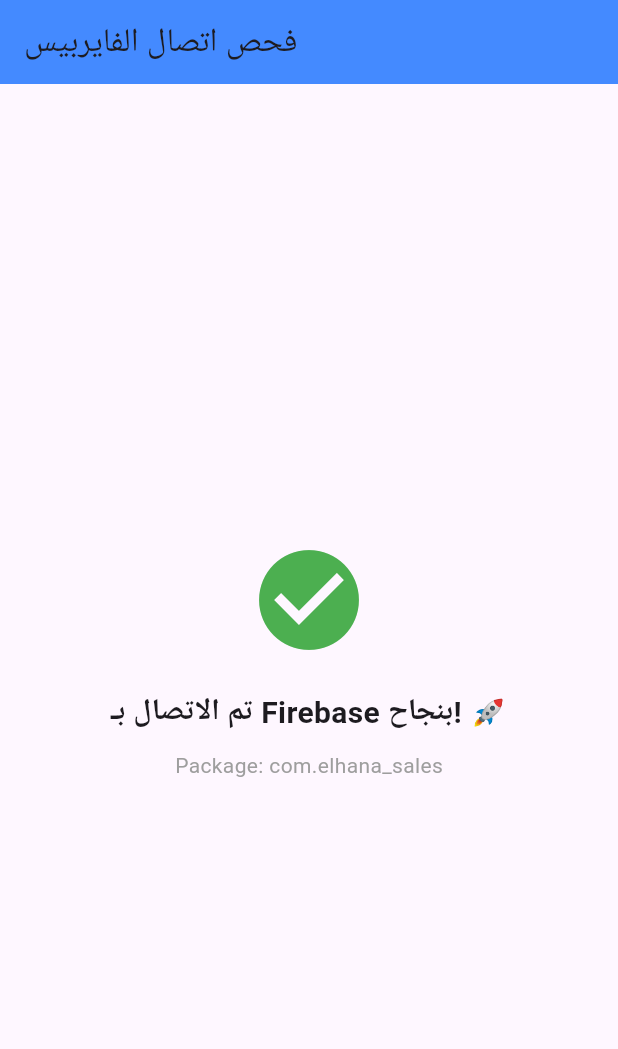
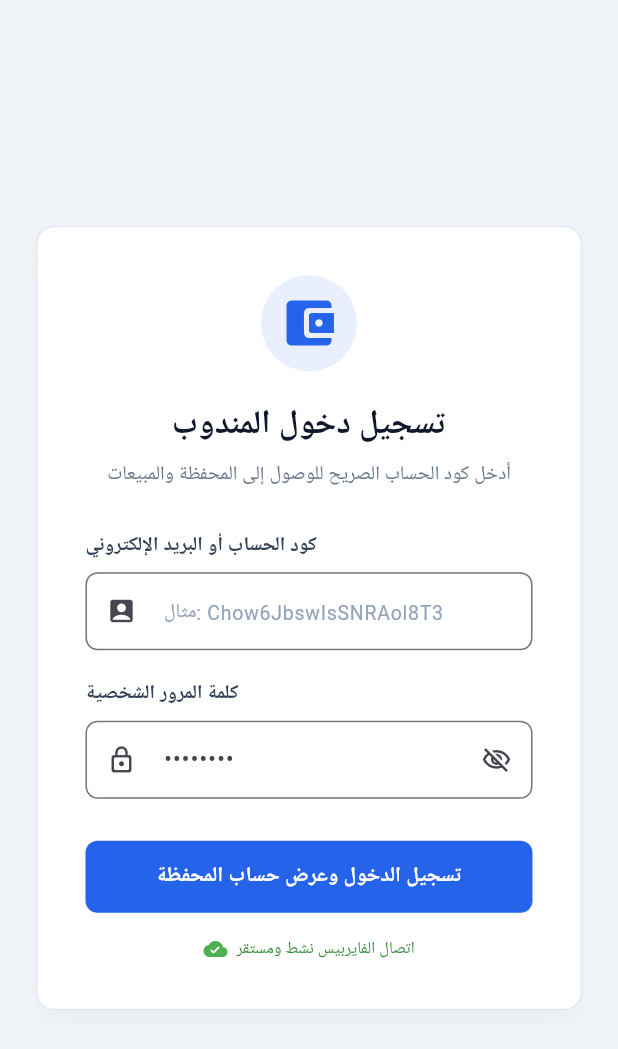
Before and after one commit to aksab256/elhana_sales_app, a Flutter app: the screen it shows after launch, on a phone screen of 412 x 824 dp. Shown: the top 1049 px of the screen. Run offline on Flutter 3.47's test engine with Material 3 defaults, Android fonts, the light colour scheme and no system bars; our stand-ins replace cloud_firestore, firebase_core; accounts and stored records are empty; Roboto replaces fonts that are missing (Segoe UI).

Commit message:
Fixing login layout and updating main

```diff
--- /dev/null
+++ b/lib/auth/login.dart
@@ -0,0 +1,426 @@
+import 'package:flutter/material.dart';
+import 'package:cloud_firestore/cloud_firestore.dart';
+
+class LoginPage extends StatefulWidget {
+  final bool isFirebaseReady;
+  const LoginPage({super.key, required this.isFirebaseReady});
+
+  @override
+  State<LoginPage> createState() => _LoginPageState();
+}
+
+class _LoginPageState extends State<LoginPage> {
+  final _formKey = GlobalKey<FormState>();
+
+  final TextEditingController _identifierController = TextEditingController();
+  final TextEditingController _passwordController = TextEditingController();
+
+  bool _isLoading = false;
+  bool _obscurePassword = true;
+
+  void _handleLogin() async {
+    if (!widget.isFirebaseReady) {
+      ScaffoldMessenger.of(context).showSnackBar(
+        const SnackBar(
+          content: Text('خطأ: الفايربيس غير متصل حالياً، يرجى التحقق من الملفات والاتصال أولاً.'),
+          backgroundColor: Colors.red,
+        ),
+      );
+      return;
+    }
+
+    if (!_formKey.currentState!.validate()) return;
+
+    setState(() {
+      _isLoading = true;
+    });
+
+    final String userInput = _identifierController.text.trim();
+
+    try {
+      DocumentSnapshot? empDoc;
+
+      // 1. البحث الصريح عن طريق كود المستند (Document ID)
+      final docRef = FirebaseFirestore.instance.collection('employees').doc(userInput);
+      final docSnap = await docRef.get();
+
+      if (docSnap.exists) {
+        empDoc = docSnap;
+      } else {
+        // 2. البحث عبر البريد الإلكتروني (email) كبديل مرن
+        final querySnap = await FirebaseFirestore.instance
+            .collection('employees')
+            .where('email', isEqualTo: userInput)
+            .limit(1)
+            .get();
+
+        if (querySnap.docs.isNotEmpty) {
+          empDoc = querySnap.docs.first;
+        }
+      }
+
+      if (empDoc == null || !empDoc.exists) {
+        throw 'عذراً، لم يتم العثور على موظف مسجل بهذه البيانات.';
+      }
+
+      final empData = empDoc.data() as Map<String, dynamic>;
+
+      final bool isActive = empData['isActive'] ?? empData['is_active'] ?? false;
+      if (!isActive) {
+        throw 'هذا الحساب موقوف حالياً، يرجى مراجعة الإدارة.';
+      }
+
+      final String role = empData['role'] ?? '';
+
+      if (role == 'salesAgent' || role == 'factoryManager') {
+        final String employeeName = empData['name'] ?? 'موظف مبيعات';
+
+        if (mounted) {
+          ScaffoldMessenger.of(context).showSnackBar(
+            SnackBar(
+              content: Text('مرحباً بك يا $employeeName. تم تسجيل الدخول بنجاح.'),
+              backgroundColor: const Color(0xFF10B981),
+            ),
+          );
+
+          Navigator.pushReplacement(
+            context,
+            MaterialPageRoute(
+              builder: (context) => DriverDashboardPage(
+                employeeId: empDoc!.id,
+                employeeData: empData,
+              ),
+            ),
+          );
+        }
+      } else {
+        throw 'عذراً، هذا التطبيق مخصص فقط لمندوبي المبيعات وإدارة التشغيل الفني.';
+      }
+
+    } catch (e) {
+      if (mounted) {
+        ScaffoldMessenger.of(context).showSnackBar(
+          SnackBar(
+            content: Text(e.toString()),
+            backgroundColor: const Color(0xFFEF4444),
+          ),
+        );
+      }
+    } finally {
+      if (mounted) {
+        setState(() {
+          _isLoading = false;
+        });
+      }
+    }
+  }
+
+  @override
+  Widget build(BuildContext context) {
+    return Scaffold(
+      backgroundColor: const Color(0xFFF1F5F9),
+      body: Center(
+        child: Container(
+          constraints: const BoxConstraints(maxWidth: 500),
+          margin: const EdgeInsets.all(24),
+          padding: const EdgeInsets.all(32),
+          decoration: BoxDecoration(
+            color: Colors.white,
+            borderRadius: BorderRadius.circular(12),
+            border: Border.all(color: const Color(0xFFE2E8F0)),
+            boxShadow: [
+              BoxShadow(
+                color: Colors.black.withOpacity(0.03),
+                blurRadius: 15,
+                offset: const Offset(0, 8),
+              )
+            ],
+          ),
+          child: SingleChildScrollView(
+            child: Form(
+              key: _formKey,
+              child: Column(
+                mainAxisSize: MainAxisSize.min,
+                crossAxisAlignment: CrossAxisAlignment.start,
+                children: [
+                  Center(
+                    child: Container(
+                      padding: const EdgeInsets.all(12),
+                      decoration: BoxDecoration(
+                        color: const Color(0xFF2563EB).withOpacity(0.1),
+                        shape: BoxShape.circle,
+                      ),
+                      child: const Icon(Icons.account_balance_wallet_rounded, color: Color(0xFF2563EB), size: 40),
+                    ),
+                  ),
+                  const SizedBox(height: 20),
+                  const Center(
+                    child: Text(
+                      'تسجيل دخول المندوب',
+                      style: TextStyle(fontSize: 22, fontWeight: FontWeight.w800, color: Color(0xFF0F172A)),
+                    ),
+                  ),
+                  const SizedBox(height: 8),
+                  const Center(
+                    child: Text(
+                      'أدخل كود الحساب الصريح للوصول إلى المحفظة والمبيعات',
+                      style: TextStyle(fontSize: 13, color: Color(0xFF64748B)),
+                      textAlign: TextAlign.center, // تم تعديلها هنا وإصلاح الخطأ تماماً
+                    ),
+                  ),
+                  const SizedBox(height: 28),
+
+                  const Text(
+                    'كود الحساب أو البريد الإلكتروني',
+                    style: TextStyle(fontSize: 13, fontWeight: FontWeight.w600, color: Color(0xFF334155)),
+                  ),
+                  const SizedBox(height: 8),
+                  TextFormField(
+                    controller: _identifierController,
+                    textDirection: TextDirection.ltr,
+                    decoration: InputDecoration(
+                      hintText: 'مثال: Chow6JbswIsSNRAol8T3',
+                      hintStyle: const TextStyle(fontSize: 13, color: Color(0xFF94A3B8)),
+                      prefixIcon: const Icon(Icons.account_box_rounded, size: 20),
+                      border: OutlineInputBorder(borderRadius: BorderRadius.circular(8)),
+                      contentPadding: const EdgeInsets.symmetric(horizontal: 14, vertical: 14),
+                    ),
+                    validator: (value) {
+                      if (value == null || value.trim().isEmpty) {
+                        return 'يرجى إدخال كود الحساب أو البريد الإلكتروني المعتمد.';
+                      }
+                      return null;
+                    },
+                  ),
+                  const SizedBox(height: 20),
+
+                  const Text(
+                    'كلمة المرور الشخصية',
+                    style: TextStyle(fontSize: 13, fontWeight: FontWeight.w600, color: Color(0xFF334155)),
+                  ),
+                  const SizedBox(height: 8),
+                  TextFormField(
+                    controller: _passwordController,
+                    obscureText: _obscurePassword,
+                    textDirection: TextDirection.ltr,
+                    decoration: InputDecoration(
+                      hintText: '••••••••',
+                      prefixIcon: const Icon(Icons.lock_outline_rounded, size: 20),
+                      suffixIcon: IconButton(
+                        onPressed: () {
+                          setState(() {
+                            _obscurePassword = !_obscurePassword;
+                          });
+                        },
+                        icon: Icon(_obscurePassword ? Icons.visibility_off_outlined : Icons.visibility_outlined, size: 20),
+                      ),
+                      border: OutlineInputBorder(borderRadius: BorderRadius.circular(8)),
+                      contentPadding: const EdgeInsets.symmetric(horizontal: 14, vertical: 14),
+                    ),
+                    validator: (value) {
+                      if (value == null || value.isEmpty) {
+                        return 'يرجى إدخال كلمة المرور الخاصة بك.';
+                      }
+                      return null;
+                    },
+                  ),
+                  const SizedBox(height: 28),
+
+                  SizedBox(
+                    width: double.infinity,
+                    height: 48,
+                    child: ElevatedButton(
+                      onPressed: _isLoading ? null : _handleLogin,
+                      style: ElevatedButton.styleFrom(
+                        backgroundColor: const Color(0xFF2563EB),
+                        shape: RoundedRectangleBorder(borderRadius: BorderRadius.circular(8)),
+                        elevation: 0,
+                      ),
+                      child: _isLoading
+                          ? const CircularProgressIndicator(color: Colors.white)
+                          : const Text(
+                              'تسجيل الدخول وعرض حساب المحفظة',
+                              style: TextStyle(color: Colors.white, fontWeight: FontWeight.bold, fontSize: 14),
+                            ),
+                    ),
+                  ),
+                  const SizedBox(height: 16),
+                  Row(
+                    mainAxisAlignment: MainAxisAlignment.center,
+                    children: [
+                      Icon(
+                        widget.isFirebaseReady ? Icons.cloud_done_rounded : Icons.cloud_off_rounded,
+                        color: widget.isFirebaseReady ? Colors.green : Colors.red,
+                        size: 16,
+                      ),
+                      const SizedBox(width: 6),
+                      Text(
+                        widget.isFirebaseReady ? "اتصال الفايربيس نشط ومستقر" : "الفايربيس غير متصل",
+                        style: TextStyle(fontSize: 11, color: widget.isFirebaseReady ? Colors.green[700] : Colors.red[700]),
+                      ),
+                    ],
+                  )
+                ],
+              ),
+            ),
+          ),
+        ),
+      ),
+    );
+  }
+}
+
+class DriverDashboardPage extends StatelessWidget {
+  final String employeeId;
+  final Map<String, dynamic> employeeData;
+
+  const DriverDashboardPage({
+    super.key,
+    required this.employeeId,
+    required this.employeeData,
+  });
+
+  @override
+  Widget build(BuildContext context) {
+    final String employeeName = employeeData['name'] ?? 'موظف مبيعات';
+    final String employeeCode = employeeData['employeeCode'] ?? 'غير متوفر';
+    final String role = employeeData['role'] ?? 'salesAgent';
+
+    final double baseSalary = (employeeData['baseSalary'] ?? employeeData['base_salary'] ?? 0).toDouble();
+    final double dailyWage = (employeeData['dailyWage'] ?? 0).toDouble();
+    final double commissionPercentage = (employeeData['commissionPercentage'] ?? 0).toDouble();
+    final double monthlyTarget = (employeeData['monthlyTarget'] ?? employeeData['monthly_target'] ?? 0).toDouble();
+    final double totalSalesThisMonth = (employeeData['totalSalesThisMonth'] ?? employeeData['total_sales_this_month'] ?? 0).toDouble();
+    final double advancesDrawn = (employeeData['advancesDrawn'] ?? employeeData['advances_drawn'] ?? 0).toDouble();
+
+    return Scaffold(
+      appBar: AppBar(
+        title: const Text('المحفظة والحسابات المالية المباشرة', style: TextStyle(fontWeight: FontWeight.bold, fontSize: 16, color: Color(0xFF0F172A))),
+        backgroundColor: Colors.white,
+        elevation: 0,
+        actions: [
+          IconButton(
+            icon: const Icon(Icons.logout_rounded, color: Color(0xFFEF4444)),
+            onPressed: () {
+              Navigator.pushReplacement(
+                context,
+                MaterialPageRoute(builder: (context) => const LoginPage(isFirebaseReady: true))
+              );
+            },
+          )
+        ],
+      ),
+      body: Padding(
+        padding: const EdgeInsets.all(24.0),
+        child: SingleChildScrollView(
+          child: Column(
+            crossAxisAlignment: CrossAxisAlignment.start,
+            children: [
+              Container(
+                width: double.infinity,
+                padding: const EdgeInsets.all(24),
+                decoration: BoxDecoration(
+                  color: const Color(0xFF1E293B),
+                  borderRadius: BorderRadius.circular(12),
+                ),
+                child: Row(
+                  mainAxisAlignment: MainAxisAlignment.spaceBetween,
+                  children: [
+                    Column(
+                      crossAxisAlignment: CrossAxisAlignment.start,
+                      children: [
+                        Text(
+                          employeeName,
+                          style: const TextStyle(color: Colors.white, fontSize: 18, fontWeight: FontWeight.bold),
+                        ),
+                        const SizedBox(height: 6),
+                        Text(
+                          'كود الموظف: $employeeCode',
+                          style: const TextStyle(color: Color(0xFF94A3B8), fontSize: 13),
+                        ),
+                        Text(
+                          'Document ID: $employeeId',
+                          style: const TextStyle(color: Color(0xFF64748B), fontSize: 12, fontStyle: FontStyle.italic),
+                        ),
+                      ],
+                    ),
+                    Container(
+                      padding: const EdgeInsets.symmetric(horizontal: 12, vertical: 6),
+                      decoration: BoxDecoration(
+                        color: const Color(0xFF2563EB).withOpacity(0.2),
+                        borderRadius: BorderRadius.circular(6),
+                      ),
+                      child: Text(
+                        role == 'salesAgent' ? 'مندوب مبيعات' : 'مدير تشغيل',
+                        style: const TextStyle(color: Color(0xFF60A5FA), fontSize: 12, fontWeight: FontWeight.bold),
+                      ),
+                    )
+                  ],
+                ),
+              ),
+              const SizedBox(height: 24),
+
+              const Text(
+                'كافة تفاصيل حقول السجل المالي الصريح لقاعدة البيانات:',
+                style: TextStyle(fontSize: 14, fontWeight: FontWeight.bold, color: Color(0xFF1E293B)),
+              ),
+              const SizedBox(height: 16),
+
+              GridView.count(
+                crossAxisCount: MediaQuery.of(context).size.width < 800 ? 1 : 2,
+                shrinkWrap: true,
+                crossAxisSpacing: 16,
+                mainAxisSpacing: 12,
+                childAspectRatio: 4.5,
+                physics: const NeverScrollableScrollPhysics(),
+                children: [
+                  _buildFinancialRowItem('إجمالي مبيعات الشهر (totalSalesThisMonth)', '$totalSalesThisMonth ج.م', Icons.trending_up_rounded, const Color(0xFF10B981)),
+                  _buildFinancialRowItem('السلفيات والمبالغ المسحوبة (advancesDrawn)', '$advancesDrawn ج.م', Icons.money_off_rounded, const Color(0xFFEF4444)),
+                  _buildFinancialRowItem('المرتب الأساسي الثابت (baseSalary)', '$baseSalary ج.م', Icons.account_balance_wallet_rounded, const Color(0xFF2563EB)),
+                  _buildFinancialRowItem('الأجر اليومي المعتمد (dailyWage)', '$dailyWage ج.م', Icons.calendar_view_day_rounded, const Color(0xFF475569)),
+                  _buildFinancialRowItem('نسبة عمولة المبيعات (commissionPercentage)', '$commissionPercentage %', Icons.percent_rounded, const Color(0xFFF59E0B)),
+                  _buildFinancialRowItem('المستهدف المالي المطلوب (monthlyTarget)', '$monthlyTarget ج.م', Icons.track_changes_rounded, const Color(0xFF8B5CF6)),
+                ],
+              ),
+            ],
+          ),
+        ),
+      ),
+    );
+  }
+
+  Widget _buildFinancialRowItem(String title, String value, IconData icon, Color color) {
+    return Container(
+      padding: const EdgeInsets.symmetric(horizontal: 16, vertical: 12),
+      decoration: BoxDecoration(
+        color: Colors.white,
+        borderRadius: BorderRadius.circular(8),
+        border: Border.all(color: const Color(0xFFE2E8F0)),
+      ),
+      child: Row(
+        children: [
+          Container(
+            padding: const EdgeInsets.all(8),
+            decoration: BoxDecoration(
+              color: color.withOpacity(0.1),
+              shape: BoxShape.circle,
+            ),
+            child: Icon(icon, size: 20, color: color),
+          ),
+          const SizedBox(width: 14),
+          Expanded(
+            child: Column(
+              crossAxisAlignment: CrossAxisAlignment.start,
+              mainAxisAlignment: MainAxisAlignment.center,
+              children: [
+                Text(title, style: const TextStyle(fontSize: 11, color: Color(0xFF64748B), fontWeight: FontWeight.w500)),
+                const SizedBox(height: 2),
+                Text(value, style: const TextStyle(fontSize: 15, fontWeight: FontWeight.bold, color: Color(0xFF0F172A))),
+              ],
+            ),
+          ),
+        ],
+      ),
+    );
+  }
+}
--- a/lib/main.dart
+++ b/lib/main.dart
@@ -1,12 +1,13 @@
 import 'package:flutter/material.dart';
 import 'package:firebase_core/firebase_core.dart';
+import 'auth/login.dart'; // استدعاء شاشة الدخول المستقلة الجديدة مباشرة من مجلد الـ auth
 
 void main() async {
   WidgetsFlutterBinding.ensureInitialized();
 
   bool isFirebaseReady = false;
   try {
-    // محاولة بدء تشغيل الفايربيس للتحقق من الملفات
+    // محاولة بدء تشغيل الفايربيس المباشر للتحقق من الاتصال وقواعد البيانات
     await Firebase.initializeApp();
     isFirebaseReady = true;
   } catch (e) {
@@ -25,36 +26,13 @@
     return MaterialApp(
       debugShowCheckedModeBanner: false,
       title: 'Elhana Sales App',
-      home: Scaffold(
-        appBar: AppBar(
-          title: const Text('فحص اتصال الفايربيس'),
-          backgroundColor: Colors.blueAccent,
-        ),
-        body: Center(
-          child: Column(
-            mainAxisAlignment: MainAxisAlignment.center,
-            children: [
-              Icon(
-                isFirebaseReady ? Icons.check_circle : Icons.error,
-                color: isFirebaseReady ? Colors.green : Colors.red,
-                size: 80,
-              ),
-              const SizedBox(height: 20),
-              Text(
-                isFirebaseReady
-                    ? "تم الاتصال بـ Firebase بنجاح! 🚀"
-                    : "فشل الاتصال.. تأكد من الإعدادات ❌",
-                style: const TextStyle(fontSize: 20, fontWeight: FontWeight.bold),
-              ),
-              const SizedBox(height: 10),
-              const Text(
-                "Package: com.elhana_sales",
-                style: TextStyle(color: Colors.grey),
-              ),
-            ],
-          ),
-        ),
+      theme: ThemeData(
+        fontFamily: 'Segoe UI',
+        primaryColor: const Color(0xFF2563EB),
+        colorScheme: ColorScheme.fromSeed(seedColor: const Color(0xFF2563EB)),
       ),
+      // توجيه التطبيق لعرض صفحة الدخول المباشرة فوراً مع تمرير حالة الاتصال
+      home: LoginPage(isFirebaseReady: isFirebaseReady),
     );
   }
 }
--- a/pubspec.yaml
+++ b/pubspec.yaml
@@ -35,6 +35,7 @@
   # Use with the CupertinoIcons class for iOS style icons.
   cupertino_icons: ^1.0.8
   firebase_core: ^4.10.0
+  cloud_firestore: ^6.5.0
 
 dev_dependencies:
   flutter_test:
```
Also changed, not shown: pubspec.lock, 1 other file.
